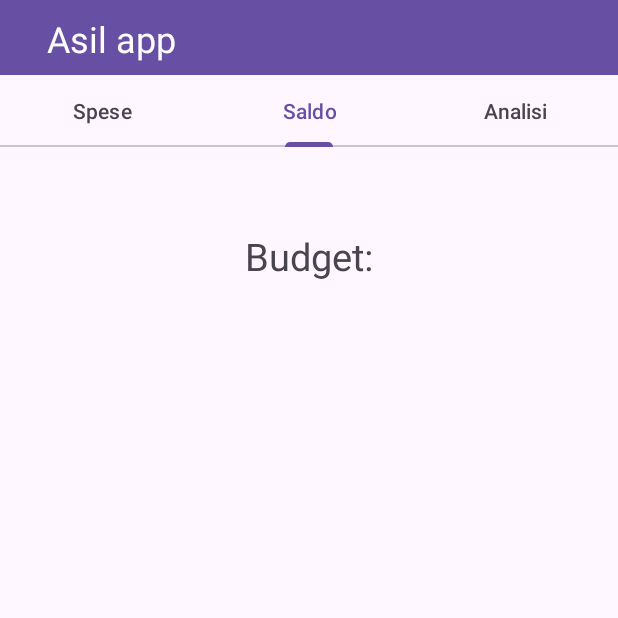
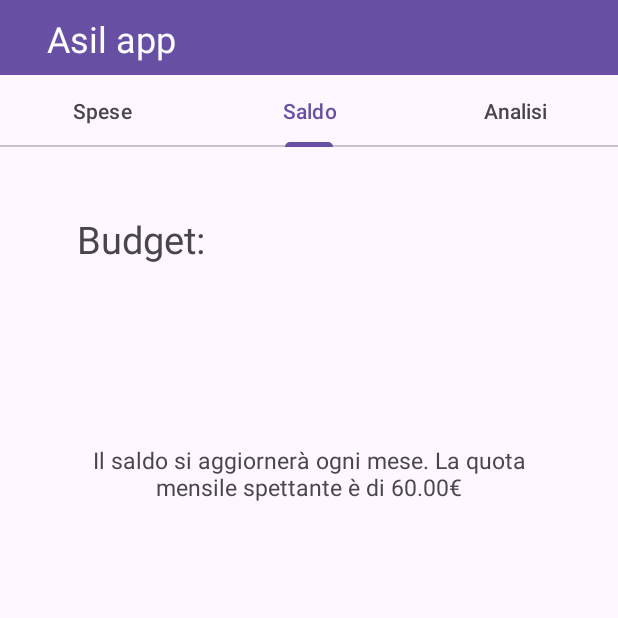
Before and after one commit to martinaminiello/Spese_MyApplication, an Android app: the screen it shows after launch (MainActivity), tab 2 chosen, on a phone screen of 412 x 824 dp, the top half of it. Run offline under Robolectric (Android 15) with nearby library versions, the phone set to English and light mode, and no system bars; our stand-ins replace Firebase (no records; nobody signed in at launch, a user with empty details on screens opened directly).

Commit message:
Budget textview modified

```diff
--- a/app/src/main/res/layout/fragment_bilancio.xml
+++ b/app/src/main/res/layout/fragment_bilancio.xml
@@ -11,10 +11,23 @@
         android:layout_width="wrap_content"
         android:layout_height="wrap_content"
         android:layout_alignParentTop="true"
+
+        android:layout_marginStart="35dp"
+        android:layout_marginTop="28dp"
+        android:padding="16dp"
+        android:text="Budget:  "
+        android:textSize="25dp" />
+
+    <TextView
+        android:id="@+id/textView3"
+        android:layout_width="344dp"
+        android:layout_height="wrap_content"
+        android:layout_alignParentTop="true"
         android:layout_centerInParent="true"
         android:layout_marginStart="35dp"
-        android:layout_marginTop="39dp"
+        android:layout_marginTop="182dp"
         android:padding="16dp"
-        android:text="Budget:"
-        android:textSize="25dp" />
+        android:text="Il saldo si aggiornerà ogni mese. La quota mensile spettante è di 60.00€"
+        android:textAlignment="center"
+        android:textSize="15dp" />
 </RelativeLayout>
```
Also changed, not shown: app/src/main/java/com/example/spese_myapplication/fragments/BilancioFragment.java (+13 -3 lines).
